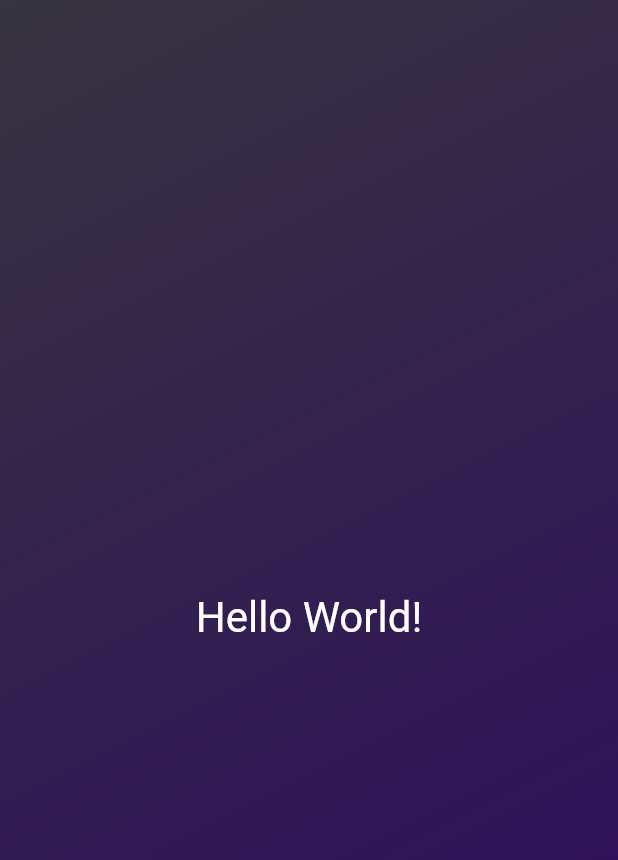
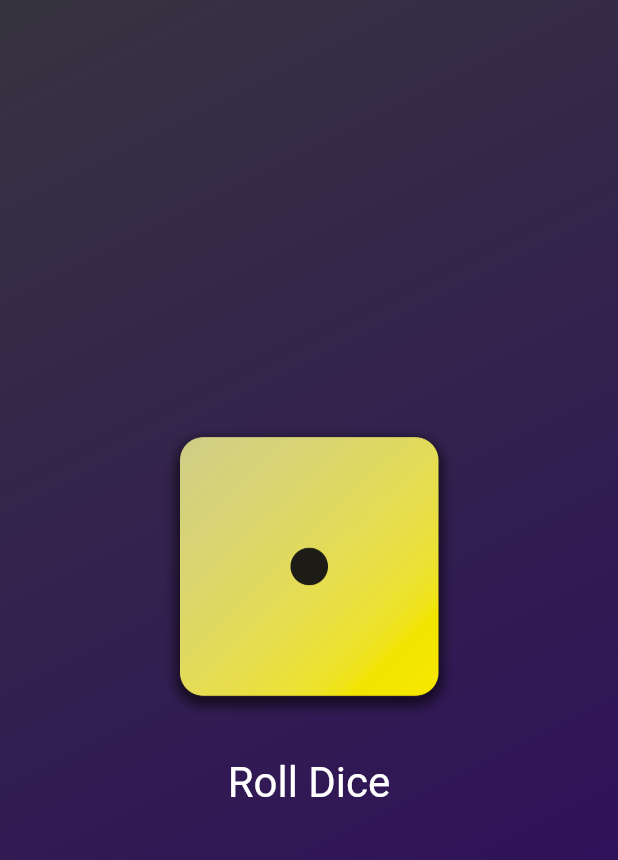
Before and after one commit to DilankaYasith/first_app, a Flutter app: the screen it shows after launch, on a phone screen of 412 x 824 dp. Shown: the top 860 px of the screen. Run offline on Flutter 3.47's test engine with Material 2 defaults, Android fonts, the phone set to English and light mode, and no system bars.

Commit message:
Completed the Diceroll app

```diff
--- /dev/null
+++ b/lib/dice_roller.dart
@@ -0,0 +1,41 @@
+import 'package:flutter/material.dart';
+import 'dart:math';
+
+Random random = Random();
+
+class DiceRoller extends StatefulWidget {
+  const DiceRoller({super.key});
+
+  @override
+  State<DiceRoller> createState() {
+    return _DiceRollerState();
+  }
+}
+
+class _DiceRollerState extends State<DiceRoller> {
+  var currentDiceNo = 1;
+
+  void rollDice() {
+    setState(() {
+      currentDiceNo = random.nextInt(6) + 1;
+    });
+  }
+
+  @override
+  Widget build(context) {
+    return Column(
+      mainAxisSize: MainAxisSize.min,
+      children: [
+        Image.asset('assets/images/dice-$currentDiceNo.png', width: 200),
+        const SizedBox(height: 20),
+        TextButton(
+            onPressed: rollDice,
+            style: TextButton.styleFrom(
+                //padding: const EdgeInsets.only(top: 20),
+                foregroundColor: Colors.white,
+                textStyle: const TextStyle(fontSize: 28)),
+            child: const Text('Roll Dice'))
+      ],
+    );
+  }
+}
--- a/lib/gradient-container.dart
+++ /dev/null
@@ -1,22 +0,0 @@
-// ignore_for_file: file_names
-import 'package:first_app/styled-text.dart';
-import 'package:flutter/material.dart';
-
-const startAlignment = Alignment.topLeft;
-const endAlignment = Alignment.bottomRight;
-
-class GradientContainer extends StatelessWidget {
-  const GradientContainer(
-      {super.key}); // ignore: avoid_unused_constructor_parameters
-  @override
-  Widget build(context) {
-    return Container(
-      decoration: const BoxDecoration(
-          gradient: LinearGradient(colors: [
-        Color.fromARGB(255, 55, 52, 64),
-        Color.fromARGB(255, 45, 7, 98),
-      ], begin: startAlignment, end: endAlignment)),
-      child: const Center(child: StyledText()),
-    );
-  }
-}
--- /dev/null
+++ b/lib/gradient_container.dart
@@ -0,0 +1,26 @@
+import 'package:first_app/dice_roller.dart';
+import 'package:flutter/material.dart';
+
+const startAlignment = Alignment.topLeft;
+const endAlignment = Alignment.bottomRight;
+
+class GradientContainer extends StatelessWidget {
+  const GradientContainer(
+      {super.key,
+      required this.colors}); // ignore: avoid_unused_constructor_parameters
+
+  final List<Color> colors;
+
+  @override
+  Widget build(context) {
+    return Container(
+      decoration: BoxDecoration(
+        gradient: LinearGradient(
+            colors: colors, begin: startAlignment, end: endAlignment),
+      ),
+      child: const Center(
+        child: DiceRoller(),
+      ),
+    );
+  }
+}
--- a/lib/main.dart
+++ b/lib/main.dart
@@ -1,6 +1,15 @@
 import 'package:flutter/material.dart';
-import 'gradient-container.dart';
+import 'gradient_container.dart';
 
 void main() {
-  runApp(const MaterialApp(home: Scaffold(body: GradientContainer())));
+  runApp(const MaterialApp(
+    home: Scaffold(
+      body: GradientContainer(
+        colors: [
+          Color.fromARGB(255, 55, 52, 64),
+          Color.fromARGB(255, 45, 7, 98)
+        ],
+      ),
+    ),
+  ));
 }
--- a/lib/styled-text.dart
+++ /dev/null
@@ -1,13 +0,0 @@
-import 'package:flutter/material.dart'; // ignore: file_names
-
-class StyledText extends StatelessWidget {
-  const StyledText({super.key});
-
-  @override
-  Widget build(context) {
-    return const Text(
-      'Hello World!',
-      style: TextStyle(color: Colors.white, fontSize: 28),
-    );
-  }
-}
--- /dev/null
+++ b/lib/styled_text.dart
@@ -0,0 +1,15 @@
+import 'package:flutter/material.dart'; // ignore: file_names
+
+class StyledText extends StatelessWidget {
+  const StyledText(this.text, {super.key});
+
+  final String text;
+
+  @override
+  Widget build(context) {
+    return Text(
+      text,
+      style: const TextStyle(color: Colors.white, fontSize: 28),
+    );
+  }
+}
```
Also changed, not shown: pubspec.yaml (+9 -7 lines), assets/images/dice-1.png (added), assets/images/dice-2.png (added), assets/images/dice-3.png (added), assets/images/dice-4.png (added), assets/images/dice-5.png (added), assets/images/dice-6.png (added), 1 other file.
